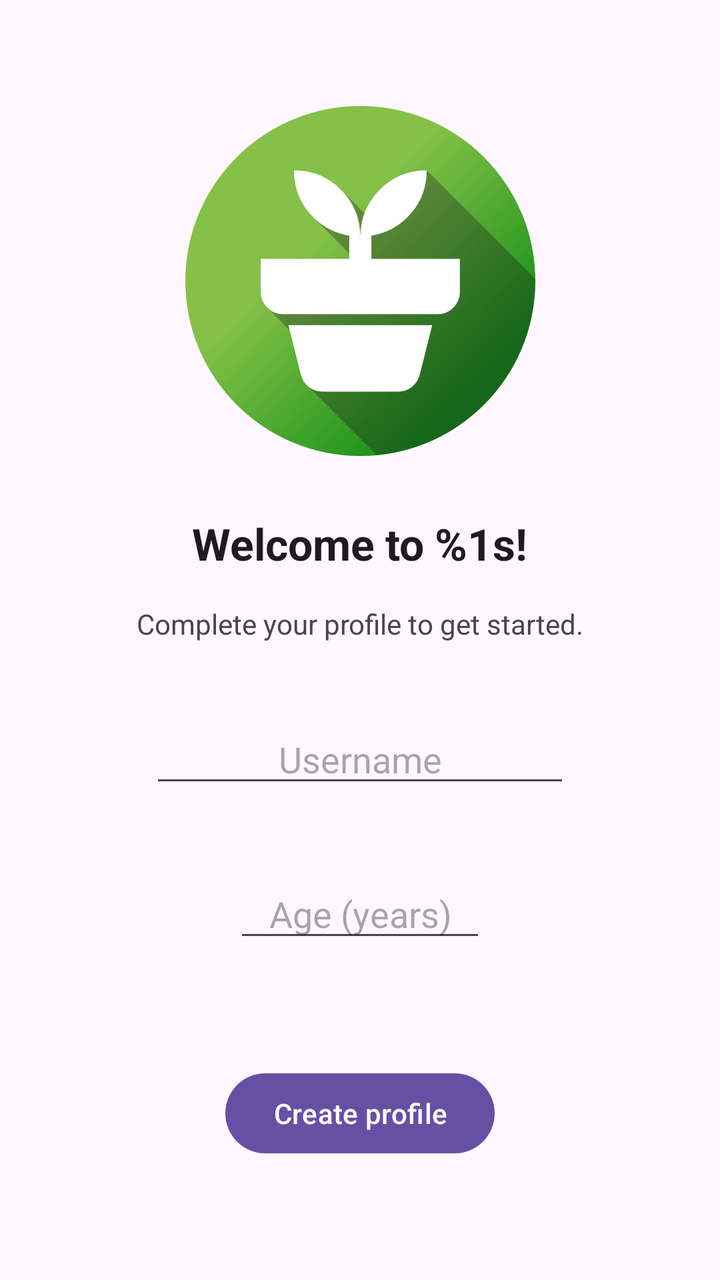
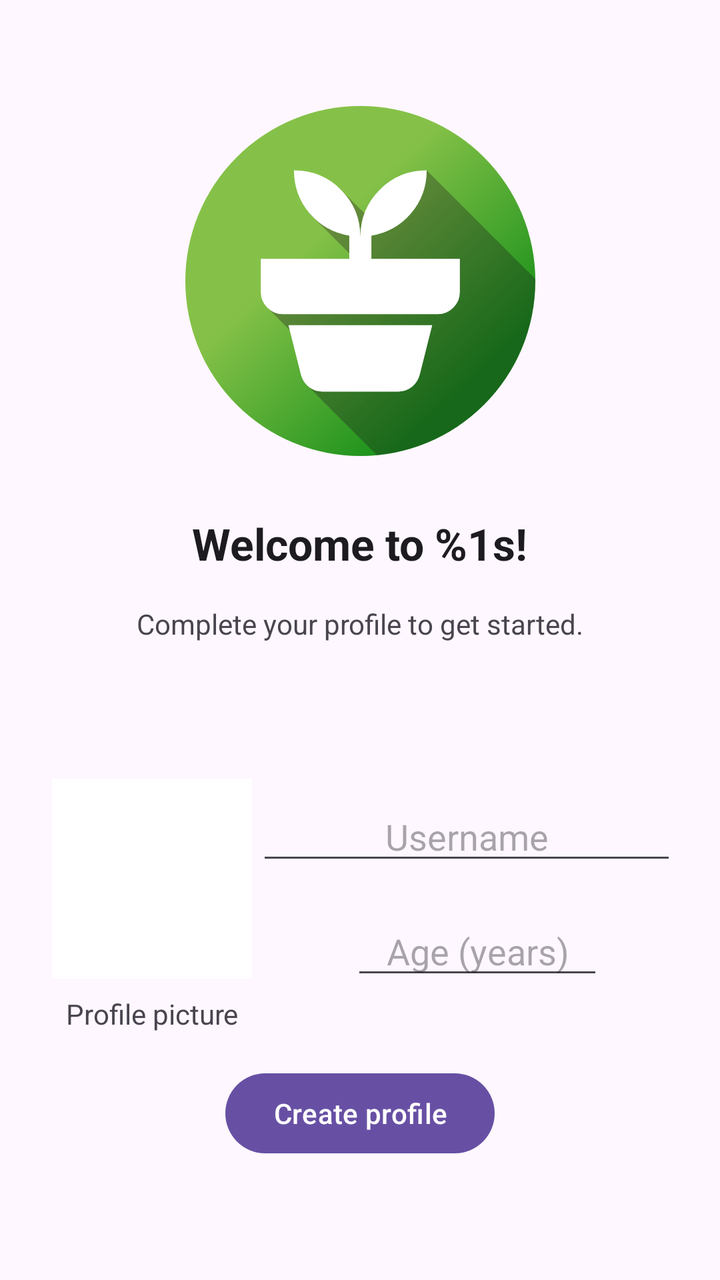

The first picture is an Android layout as it rendered before a commit; the second is the same layout after the commit. The layout source and the unified diff follow.
<!-- AndroidManifest.xml: application theme Theme.HelloWorld -->
<!-- res/layout/activity_landing.xml -->
<?xml version="1.0" encoding="utf-8"?>
<androidx.constraintlayout.widget.ConstraintLayout xmlns:android="http://schemas.android.com/apk/res/android"
    xmlns:app="http://schemas.android.com/apk/res-auto"
    xmlns:tools="http://schemas.android.com/tools"
    android:id="@+id/main"
    android:layout_width="match_parent"
    android:layout_height="match_parent"
    tools:context=".LandingActivity">

    <ImageView
        android:id="@+id/app_icon"
        android:layout_width="175dp"
        android:layout_height="183dp"
        android:src="@drawable/icon_round"
        app:layout_constraintBottom_toBottomOf="parent"
        app:layout_constraintEnd_toEndOf="parent"
        app:layout_constraintStart_toStartOf="parent"
        app:layout_constraintTop_toTopOf="parent"
        app:layout_constraintVertical_bias="0.107" />

    <TextView
        android:id="@+id/welcome_text_header"
        android:layout_width="wrap_content"
        android:layout_height="wrap_content"
        android:layout_marginTop="25dp"
        android:text="@string/landing_activity_header"
        android:textAppearance="@style/TextAppearance.AppCompat.Large"
        android:textStyle="bold"
        app:layout_constraintEnd_toEndOf="parent"
        app:layout_constraintStart_toStartOf="parent"
        app:layout_constraintTop_toBottomOf="@+id/app_icon" />

    <TextView
        android:id="@+id/welcome_text_body"
        android:layout_width="wrap_content"
        android:layout_height="wrap_content"
        android:layout_marginTop="16dp"
        android:text="@string/landing_activity_profile_create_message"
        app:layout_constraintEnd_toEndOf="parent"
        app:layout_constraintHorizontal_bias="0.5"
        app:layout_constraintStart_toStartOf="parent"
        app:layout_constraintTop_toBottomOf="@+id/welcome_text_header" />

    <EditText
        android:id="@+id/username_input"
        android:layout_width="wrap_content"
        android:layout_height="wrap_content"
        android:layout_marginTop="36dp"
        android:autofillHints="@string/landing_activity_username_hint"
        android:ems="10"
        android:hint="@string/landing_activity_username_hint"
        android:inputType="text"
        android:textAlignment="center"
        app:layout_constraintEnd_toEndOf="parent"
        app:layout_constraintHorizontal_bias="0.5"
        app:layout_constraintStart_toStartOf="parent"
        app:layout_constraintTop_toBottomOf="@+id/welcome_text_body" />

    <EditText
        android:id="@+id/age_input"
        android:layout_width="wrap_content"
        android:layout_height="wrap_content"
        android:layout_marginTop="36dp"
        android:autofillHints="@string/landing_activity_age_hint"
        android:ems="6"
        android:hint="@string/landing_activity_age_hint"
        android:inputType="number"
        android:textAlignment="center"
        app:layout_constraintEnd_toEndOf="parent"
        app:layout_constraintHorizontal_bias="0.5"
        app:layout_constraintStart_toStartOf="parent"
        app:layout_constraintTop_toBottomOf="@+id/username_input" />

    <Button
        android:id="@+id/confirm_button"
        android:layout_width="wrap_content"
        android:layout_height="wrap_content"
        android:text="@string/landing_activity_confirm_button"
        app:layout_constraintBottom_toBottomOf="parent"
        app:layout_constraintEnd_toEndOf="parent"
        app:layout_constraintHorizontal_bias="0.5"
        app:layout_constraintStart_toStartOf="parent"
        app:layout_constraintTop_toTopOf="parent"
        app:layout_constraintVertical_bias="0.9" />

</androidx.constraintlayout.widget.ConstraintLayout>
<!-- resources referenced by this layout -->
<resources>
  <!-- drawable icon_round: vector/xml drawable (drawable, 2731 chars, omitted) -->
  <string name="landing_activity_age_hint">Age (years)</string>
  <string name="landing_activity_confirm_button">Create profile</string>
  <string name="landing_activity_header">Welcome to %1s!</string>
  <string name="landing_activity_profile_create_message">Complete your profile to get started.</string>
  <string name="landing_activity_username_hint">Username</string>
  <style name="Theme.HelloWorld" parent="Base.Theme.HelloWorld" />
  <style name="Base.Theme.HelloWorld" parent="Theme.Material3.DayNight.NoActionBar">
          
          
      </style>
</resources>

<!-- the commit's change to res/layout/activity_landing.xml (unified diff, before → after) -->
@@ -45,29 +45,29 @@
         android:id="@+id/username_input"
         android:layout_width="wrap_content"
         android:layout_height="wrap_content"
-        android:layout_marginTop="36dp"
+        android:layout_marginBottom="52dp"
         android:autofillHints="@string/landing_activity_username_hint"
         android:ems="10"
         android:hint="@string/landing_activity_username_hint"
         android:inputType="text"
         android:textAlignment="center"
+        app:layout_constraintBottom_toBottomOf="@+id/pfp"
         app:layout_constraintEnd_toEndOf="parent"
-        app:layout_constraintHorizontal_bias="0.5"
-        app:layout_constraintStart_toStartOf="parent"
-        app:layout_constraintTop_toBottomOf="@+id/welcome_text_body" />
+        app:layout_constraintHorizontal_bias="0.856"
+        app:layout_constraintStart_toStartOf="parent" />
 
     <EditText
         android:id="@+id/age_input"
         android:layout_width="wrap_content"
         android:layout_height="wrap_content"
-        android:layout_marginTop="36dp"
+        android:layout_marginTop="16dp"
         android:autofillHints="@string/landing_activity_age_hint"
         android:ems="6"
         android:hint="@string/landing_activity_age_hint"
         android:inputType="number"
         android:textAlignment="center"
         app:layout_constraintEnd_toEndOf="parent"
-        app:layout_constraintHorizontal_bias="0.5"
+        app:layout_constraintHorizontal_bias="0.75"
         app:layout_constraintStart_toStartOf="parent"
         app:layout_constraintTop_toBottomOf="@+id/username_input" />
 
@@ -83,4 +83,29 @@
         app:layout_constraintTop_toTopOf="parent"
         app:layout_constraintVertical_bias="0.9" />
 
+
+    <ImageView
+        android:id="@+id/pfp"
+        android:layout_width="100dp"
+        android:layout_height="100dp"
+        android:layout_marginTop="68dp"
+        android:adjustViewBounds="true"
+        android:background="@color/white"
+        app:layout_constraintEnd_toEndOf="parent"
+        app:layout_constraintHorizontal_bias="0.10"
+        app:layout_constraintStart_toStartOf="parent"
+        app:layout_constraintTop_toBottomOf="@+id/welcome_text_body" />
+
+
+    <TextView
+        android:id="@+id/pfp_legend"
+        android:layout_width="114dp"
+        android:layout_height="20dp"
+        android:layout_marginTop="8dp"
+        android:text="@string/landing_activity_pfp_legend"
+        android:textAlignment="center"
+        app:layout_constraintEnd_toEndOf="@+id/pfp"
+        app:layout_constraintStart_toStartOf="@+id/pfp"
+        app:layout_constraintTop_toBottomOf="@+id/pfp" />
+
 </androidx.constraintlayout.widget.ConstraintLayout>
<!-- resource entries referenced after the edit -->
@@ -1,9 +1,11 @@
 <!-- resources referenced by this layout -->
 <resources>
+  <color name="white">#FFFFFFFF</color>
   <!-- drawable icon_round: vector/xml drawable (drawable, 2731 chars, omitted) -->
   <string name="landing_activity_age_hint">Age (years)</string>
   <string name="landing_activity_confirm_button">Create profile</string>
   <string name="landing_activity_header">Welcome to %1s!</string>
+  <string name="landing_activity_pfp_legend">Profile picture</string>
   <string name="landing_activity_profile_create_message">Complete your profile to get started.</string>
   <string name="landing_activity_username_hint">Username</string>
   <style name="Theme.HelloWorld" parent="Base.Theme.HelloWorld" />
